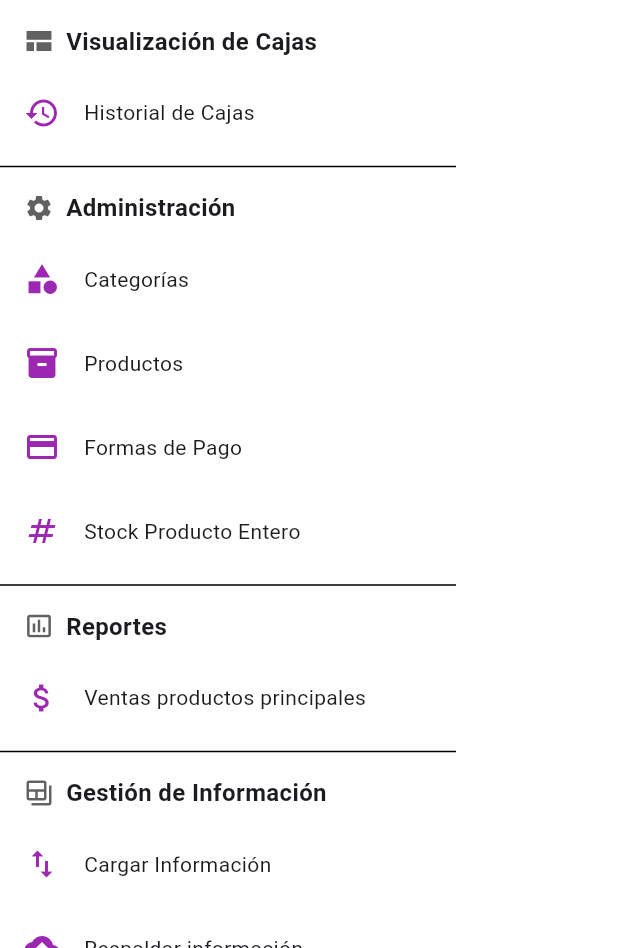
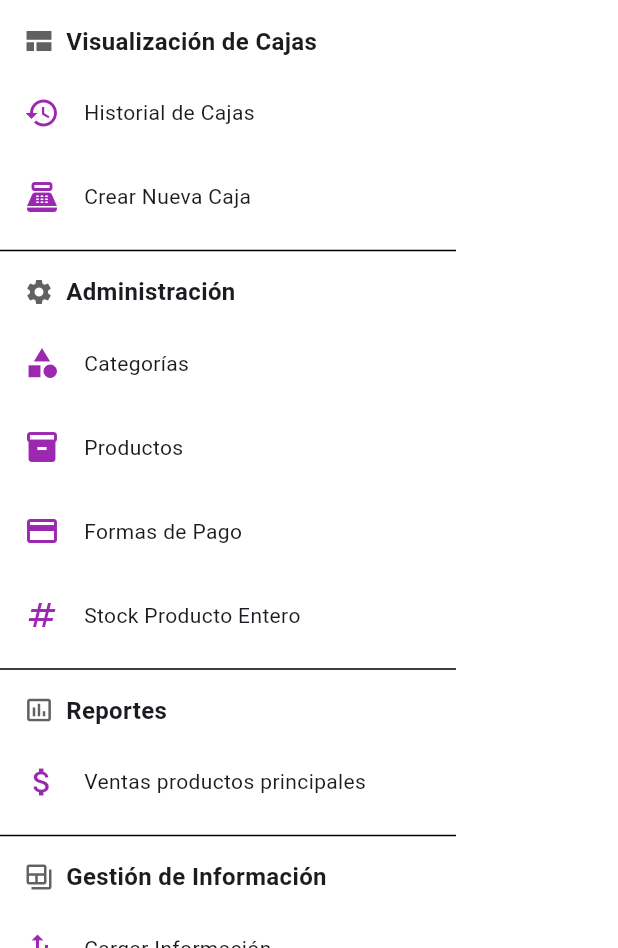
Before and after one commit to machellim/fine_cut, a Flutter app: the AppDrawer widget shown alone on an empty page, opened directly, on a phone screen of 412 x 824 dp, the part 288-1236 px from its top. Run offline on Flutter 3.47's test engine with Material 3 defaults, Android fonts, the phone set to English and light mode, and no system bars; our stand-ins replace bloc, drift, dropdown_search, equatable, flutter_bloc; accounts and stored records are empty; generated files the repository leaves out were written again.

Commit message:
feat: add 'Crear Nueva Caja' option in AppDrawer for creating a new cash register

```diff
--- a/lib/widgets/app_drawer.dart
+++ b/lib/widgets/app_drawer.dart
@@ -1,3 +1,5 @@
+import 'package:fine_cut/db/database.dart';
+import 'package:fine_cut/screens/home_wrapper.dart';
 import 'package:flutter/material.dart';
 import 'package:flutter_bloc/flutter_bloc.dart';
 
@@ -113,6 +115,22 @@ class AppDrawer extends StatelessWidget {
             onTap: () {
               Navigator.pop(context);
               Navigator.pushNamed(context, 'cash-register-list');
+            },
+          ),
+          ListTile(
+            leading: Icon(
+              Icons.point_of_sale,
+              color: Theme.of(context).colorScheme.primary,
+            ),
+            title: Text('Crear Nueva Caja', style: textStyle),
+            onTap: () {
+              final database = RepositoryProvider.of<AppDatabase>(context);
+              Navigator.of(context).pushAndRemoveUntil(
+                MaterialPageRoute(
+                  builder: (context) => HomeWrapper(database: database),
+                ),
+                (route) => false, // elimina todas las rutas anteriores
+              );
             },
           ),
 
```
